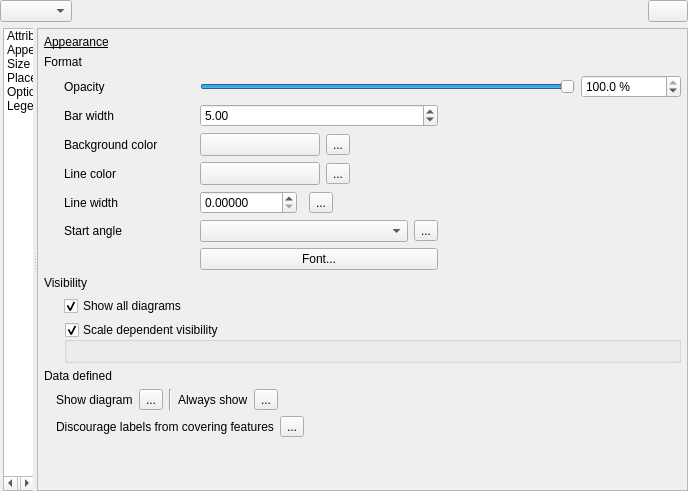
Above: src/ui/qgsdiagrampropertiesbase.ui from carsmie/QGIS before the change. Below: the same form after it.
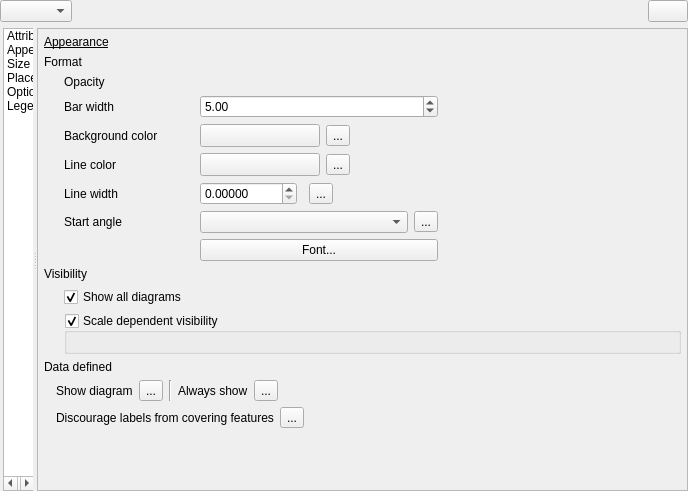
That is the form after the change. The open tabs and pages were chosen to show the change. Icons and pictures are not drawn. Custom widgets are drawn as their Qt base class.

Commit message: Use QgsOpacityWidget wherever appropriate

Patch:
```diff
--- a/src/ui/qgsdiagrampropertiesbase.ui
+++ b/src/ui/qgsdiagrampropertiesbase.ui
@@ -540,7 +540,7 @@
                    <x>0</x>
                    <y>0</y>
                    <width>630</width>
-                   <height>484</height>
+                   <height>473</height>
                   </rect>
                  </property>
                  <layout class="QVBoxLayout" name="verticalLayout" stretch="0,0,0,1">
@@ -599,72 +599,6 @@
                          </property>
                         </widget>
                        </item>
-                       <item row="0" column="1" colspan="2">
-                        <layout class="QHBoxLayout" name="horizontalLayout_5">
-                         <item>
-                          <widget class="QSlider" name="mOpacitySlider">
-                           <property name="enabled">
-                            <bool>true</bool>
-                           </property>
-                           <property name="minimumSize">
-                            <size>
-                             <width>0</width>
-                             <height>0</height>
-                            </size>
-                           </property>
-                           <property name="maximumSize">
-                            <size>
-                             <width>16777215</width>
-                             <height>16777215</height>
-                            </size>
-                           </property>
-                           <property name="maximum">
-                            <number>1000</number>
-                           </property>
-                           <property name="singleStep">
-                            <number>10</number>
-                           </property>
-                           <property name="pageStep">
-                            <number>100</number>
-                           </property>
-                           <property name="value">
-                            <number>1000</number>
-                           </property>
-                           <property name="orientation">
-                            <enum>Qt::Horizontal</enum>
-                           </property>
-                          </widget>
-                         </item>
-                         <item>
-                          <widget class="QgsDoubleSpinBox" name="mOpacitySpinBox">
-                           <property name="enabled">
-                            <bool>true</bool>
-                           </property>
-                           <property name="sizePolicy">
-                            <sizepolicy hsizetype="Maximum" vsizetype="Fixed">
-                             <horstretch>0</horstretch>
-                             <verstretch>0</verstretch>
-                            </sizepolicy>
-                           </property>
-                           <property name="minimumSize">
-                            <size>
-                             <width>100</width>
-                             <height>0</height>
-                            </size>
-                           </property>
-                           <property name="suffix">
-                            <string> %</string>
-                           </property>
-                           <property name="decimals">
-                            <number>1</number>
-                           </property>
-                           <property name="value">
-                            <double>100.000000000000000</double>
-                           </property>
-                          </widget>
-                         </item>
-                        </layout>
-                       </item>
                        <item row="1" column="0">
                         <widget class="QLabel" name="mBarWidthLabel">
                          <property name="text">
@@ -874,6 +808,13 @@
                          </item>
                         </layout>
                        </item>
+                       <item row="0" column="1" colspan="2">
+                        <widget class="QgsOpacityWidget" name="mOpacityWidget" native="true">
+                         <property name="focusPolicy">
+                          <enum>Qt::StrongFocus</enum>
+                         </property>
+                        </widget>
+                       </item>
                       </layout>
                      </widget>
                     </item>
@@ -2237,6 +2178,12 @@
    <extends>QWidget</extends>
    <header>qgsscalerangewidget.h</header>
   </customwidget>
+  <customwidget>
+   <class>QgsOpacityWidget</class>
+   <extends>QWidget</extends>
+   <header>qgsopacitywidget.h</header>
+   <container>1</container>
+  </customwidget>
  </customwidgets>
  <tabstops>
   <tabstop>mDiagramTypeComboBox</tabstop>
```
Left out of the diff: 5 changed lines with no effect on the pictures. The commit also changes 31 other files.
